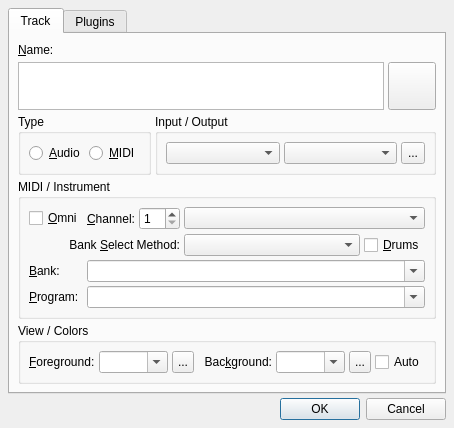
This is src/qtractorTrackForm.ui in rncbc/qtractor as Qt 5 draws it before an edit. The edited form follows.
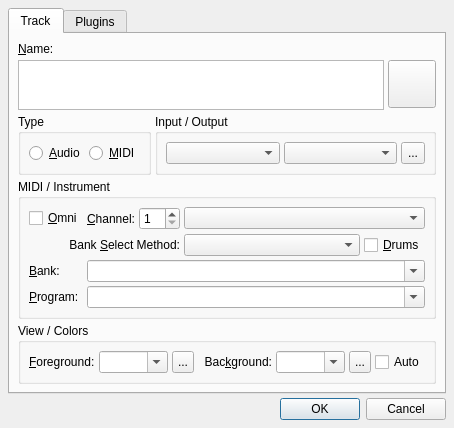
This is the edited form. Icons and pictures are not drawn. Custom widgets are drawn as their Qt base class.

Commit message: - Small Track properties dialog/form layout adjustment.

What changed in the file:
```diff
--- a/src/qtractorTrackForm.ui
+++ b/src/qtractorTrackForm.ui
@@ -62,17 +62,17 @@
            </property>
           </widget>
          </item>
-         <item row="1" column="0" colspan="5">
+         <item row="1" column="0" colspan="5" rowspan="2">
           <widget class="QTextEdit" name="TrackNameTextEdit">
+           <property name="sizePolicy">
+            <sizepolicy hsizetype="Expanding" vsizetype="Ignored">
+             <horstretch>0</horstretch>
+             <verstretch>0</verstretch>
+            </sizepolicy>
+           </property>
            <property name="minimumSize">
             <size>
              <width>280</width>
-             <height>0</height>
-            </size>
-           </property>
-           <property name="maximumSize">
-            <size>
-             <width>32767</width>
              <height>48</height>
             </size>
            </property>
@@ -85,8 +85,8 @@
           <widget class="QToolButton" name="TrackIconToolButton">
            <property name="minimumSize">
             <size>
-             <width>32</width>
-             <height>32</height>
+             <width>48</width>
+             <height>48</height>
             </size>
            </property>
            <property name="maximumSize">
@@ -103,6 +103,22 @@
            </property>
           </widget>
          </item>
+         <item row="2" column="5">
+          <spacer>
+           <property name="orientation">
+            <enum>Qt::Vertical</enum>
+           </property>
+           <property name="sizeType">
+            <enum>QSizePolicy::Expanding</enum>
+           </property>
+           <property name="sizeHint">
+            <size>
+             <width>8</width>
+             <height>0</height>
+            </size>
+           </property>
+          </spacer>
+         </item>
         </layout>
        </item>
        <item>
```
Left out of the diff: 2 changed lines with no effect on the pictures. The commit also changes 11 other files.
